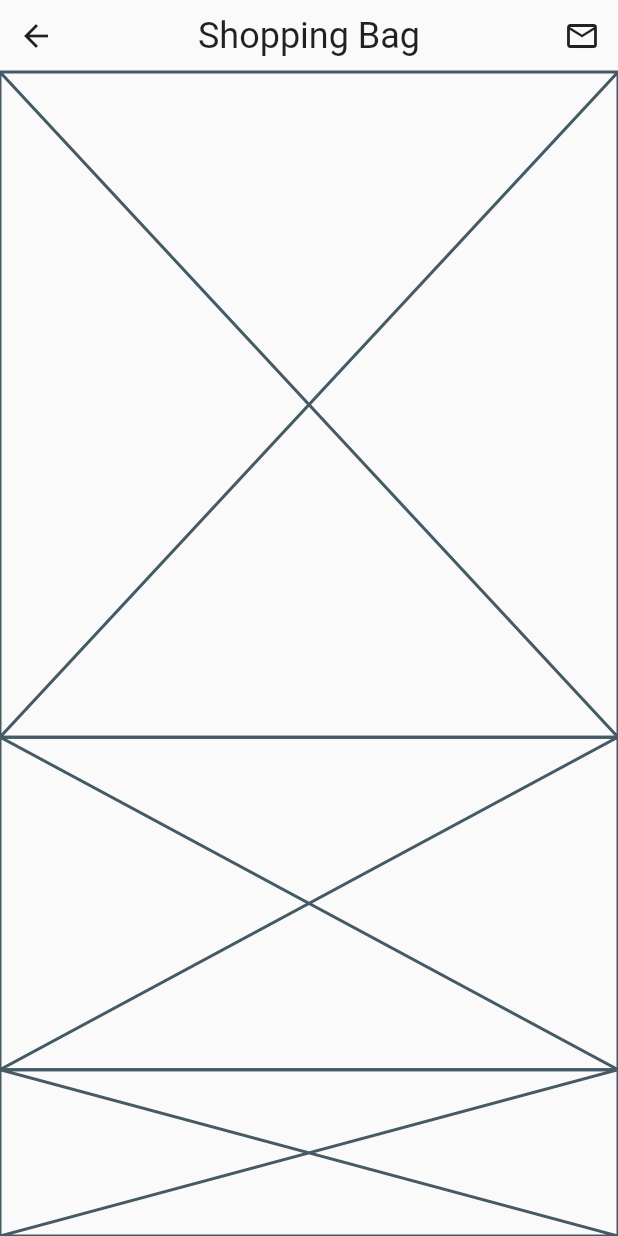
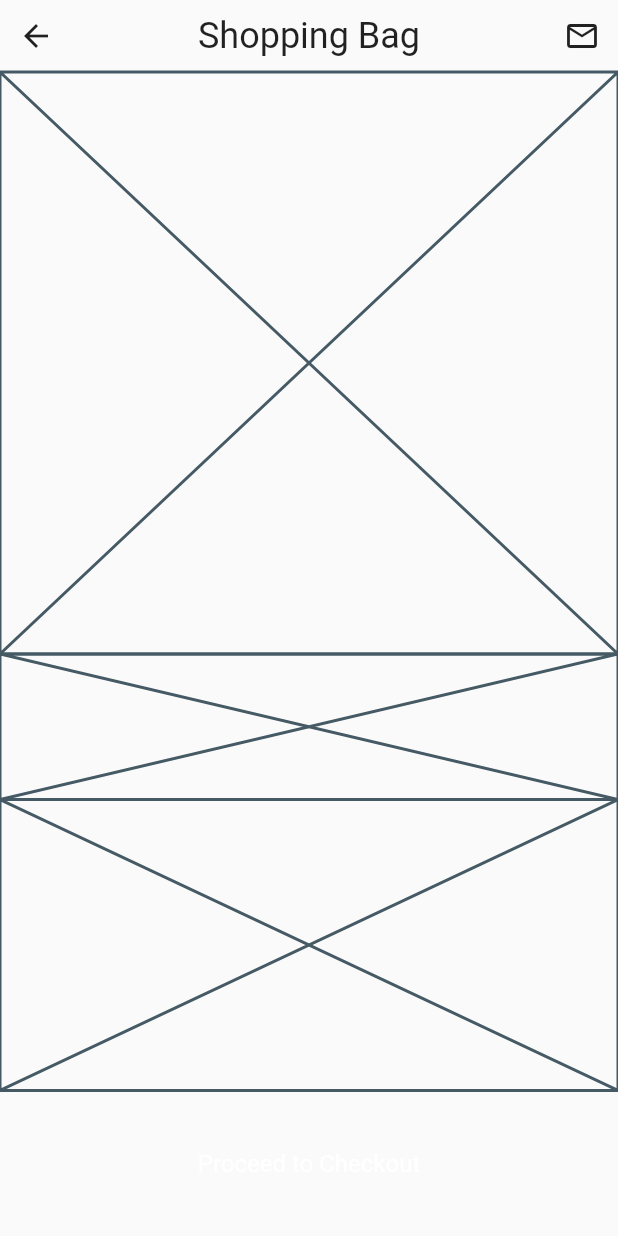
Before and after one commit to JAICHANGPARK/flutter_notebook_13th_story, a Flutter app: the ShoppingBagPage screen opened by its route, on a phone screen of 412 x 824 dp. Run offline on Flutter 3.47's test engine with Material 2 defaults, Android fonts, the phone set to English and light mode, and no system bars; our stand-ins replace flutter_svg, get, page_transition, timeago; missing offline and left inert: barcode.

Commit message:
Update shopping_bag_page.dart

```diff
--- a/lib/ep829_fashion_store_app/ui/shopping_bag_page.dart
+++ b/lib/ep829_fashion_store_app/ui/shopping_bag_page.dart
@@ -16,16 +16,38 @@ class _ShoppingBagPageState extends State<ShoppingBagPage> {
           children: [
             Row(
               mainAxisAlignment: MainAxisAlignment.spaceBetween,
-              children: [IconButton(onPressed: () => Navigator.of(context).pop(), icon: Icon(Icons.arrow_back)),
-              Text("Shopping Bag", style: TextStyle(
-                fontSize: 24
-              ),),
-              IconButton(onPressed: (){}, icon: Icon(Icons.mail_outline))],
-
+              children: [
+                IconButton(onPressed: () => Navigator.of(context).pop(), icon: Icon(Icons.arrow_back)),
+                Text(
+                  "Shopping Bag",
+                  style: TextStyle(fontSize: 24),
+                ),
+                IconButton(onPressed: () {}, icon: Icon(Icons.mail_outline))
+              ],
             ),
-            Expanded(child: Placeholder(), flex: 8,),
-            Expanded(child: Placeholder() , flex: 4,),
-            Expanded(child: Placeholder(), flex: 2,),
+            Expanded(
+              child: Placeholder(),
+              flex: 8,
+            ),
+            Expanded(
+              child: Placeholder(),
+              flex: 2,
+            ),
+            Expanded(
+              child: Placeholder(),
+              flex: 4,
+            ),
+            Expanded(
+              child: Container(
+                child: Center(
+                  child: Text(
+                    "Proceed to Checkout",
+                    style: TextStyle(fontSize: 16, color: Colors.white),
+                  ),
+                ),
+              ),
+              flex: 2,
+            ),
           ],
         ),
       ),
```
